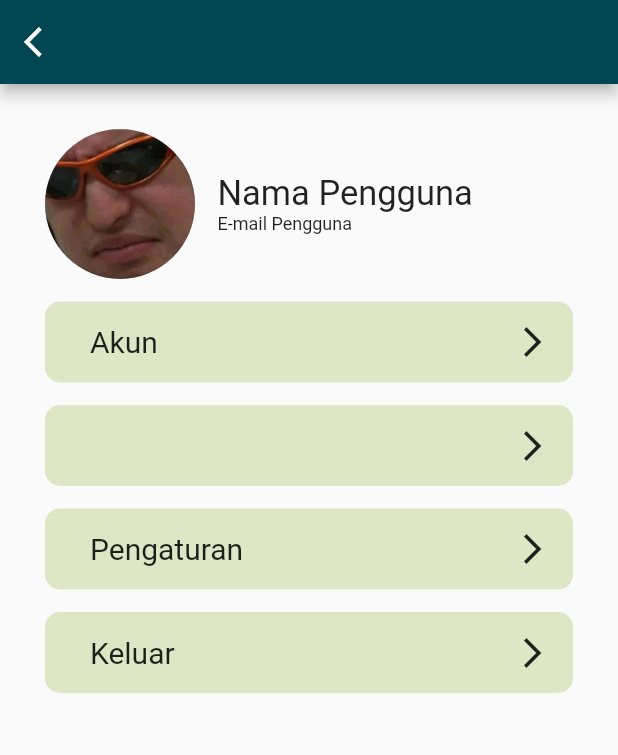
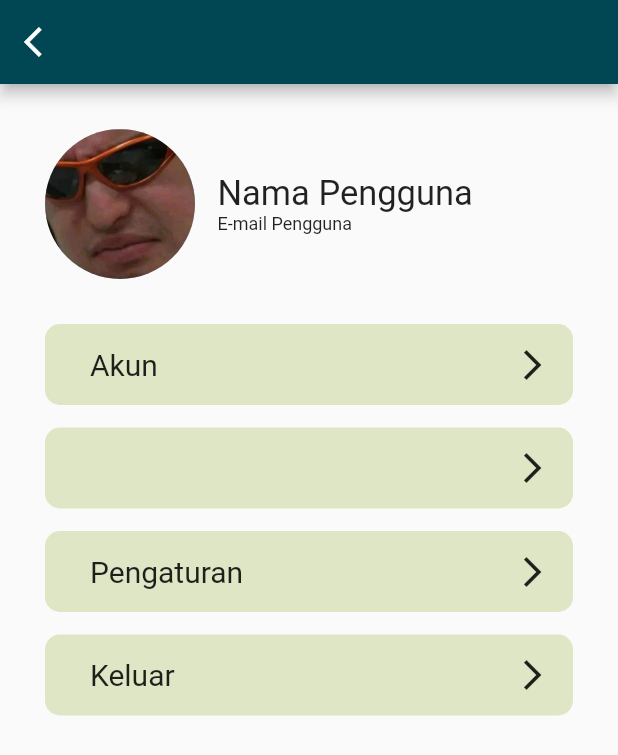
Before and after one commit to rtaruna512/tugasakhirsalur, a Flutter app: the ProfileMenu screen opened directly, on a phone screen of 412 x 824 dp. Shown: the top 755 px of the screen. Run offline on Flutter 3.47's test engine with Material 2 defaults, Android fonts, the light colour scheme and no system bars.

Commit message:
First Commit tugasakhirsalur Directory

```diff
--- a/lib/profilemain.dart
+++ b/lib/profilemain.dart
@@ -63,7 +63,7 @@ class ProfileMenu extends StatelessWidget {
               ),
             ),
 
-            SizedBox(height: 15,),
+            SizedBox(height: 30,),
 
             RawMaterialButton(
               padding: EdgeInsets.symmetric(horizontal: 15),
```
